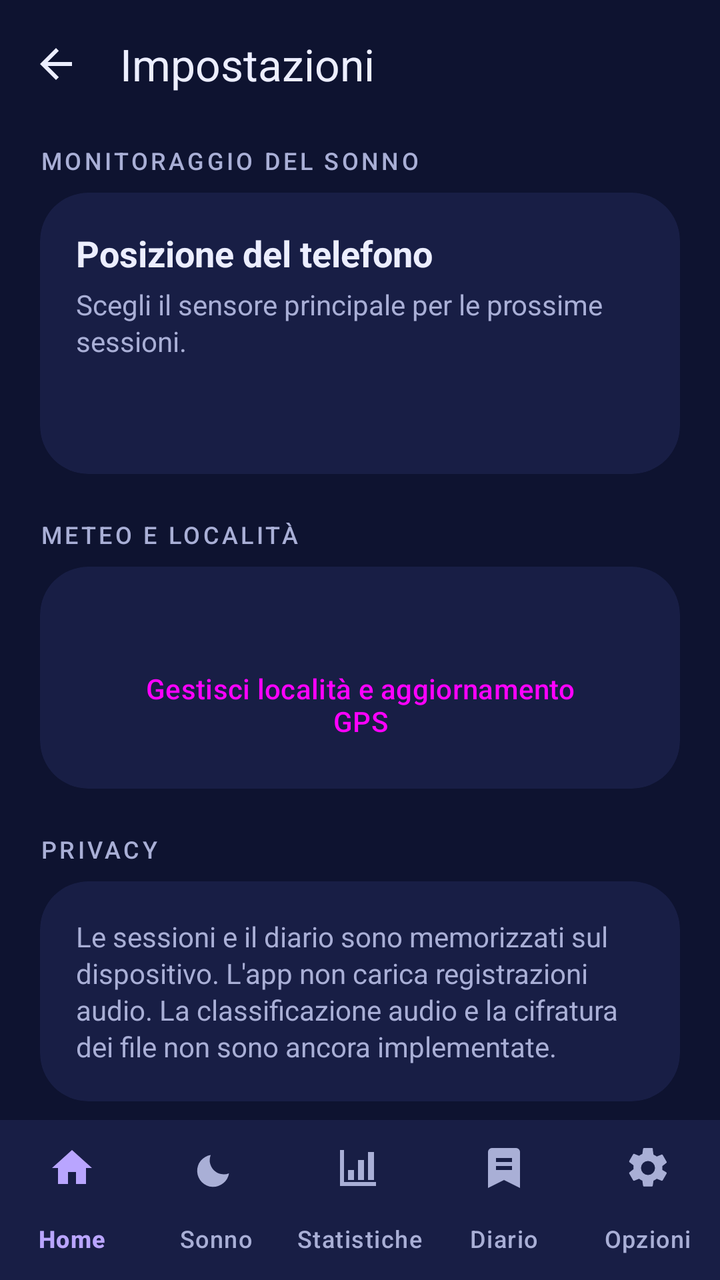
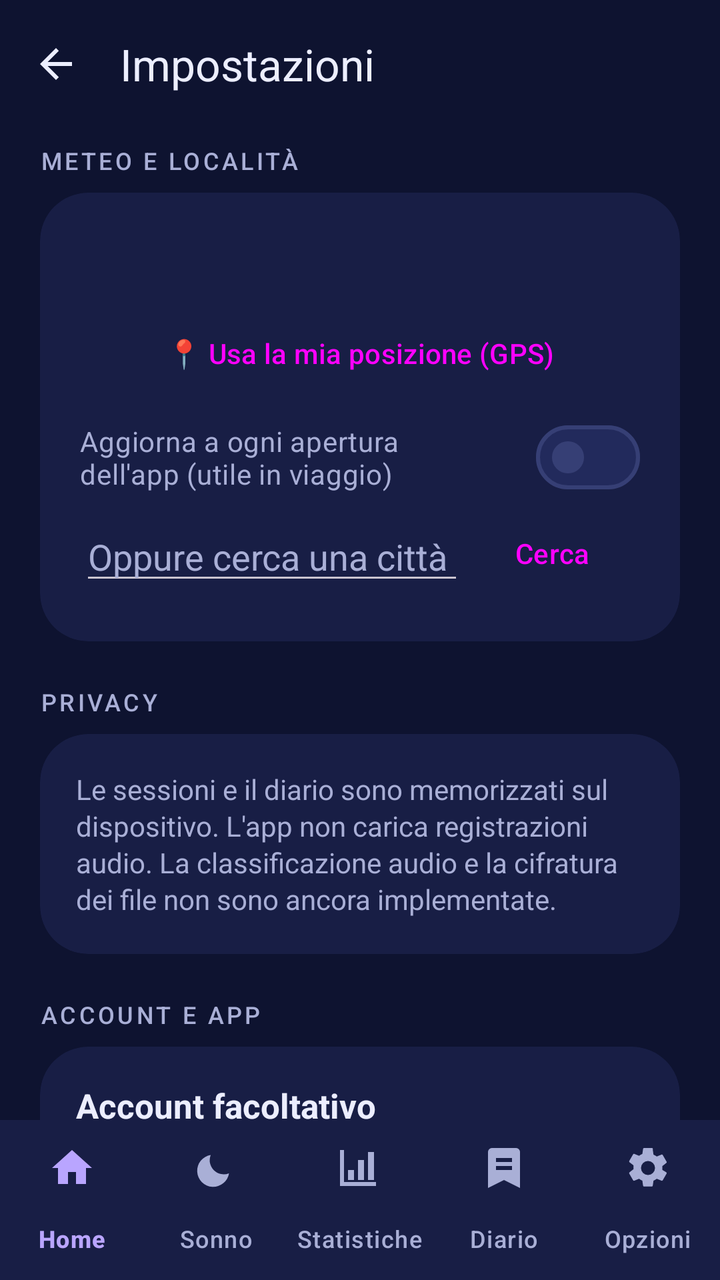

An Android layout rendered at two revisions. The XML below is the earlier revision; the diff shows what the commit changed to produce the second picture.
<!-- AndroidManifest.xml: application theme Theme.Svegliami -->
<!-- res/layout/activity_settings.xml -->
<?xml version="1.0" encoding="utf-8"?>
<LinearLayout xmlns:android="http://schemas.android.com/apk/res/android"
    xmlns:app="http://schemas.android.com/apk/res-auto"
    android:layout_width="match_parent"
    android:layout_height="match_parent"
    android:background="@color/night_bg"
    android:orientation="vertical">

    <com.google.android.material.appbar.MaterialToolbar
        android:id="@+id/toolbar"
        android:layout_width="match_parent"
        android:layout_height="?attr/actionBarSize"
        app:navigationIcon="@drawable/ic_arrow_back"
        app:title="Impostazioni"
        app:titleTextColor="@color/on_surface" />

    <androidx.core.widget.NestedScrollView
        android:layout_width="match_parent"
        android:layout_height="0dp"
        android:layout_weight="1"
        android:clipToPadding="false"
        android:paddingBottom="16dp">

        <LinearLayout
            android:layout_width="match_parent"
            android:layout_height="wrap_content"
            android:orientation="vertical"
            android:paddingStart="20dp"
            android:paddingTop="8dp"
            android:paddingEnd="20dp">

            <TextView style="@style/Svegliami.Overline" android:layout_width="wrap_content" android:layout_height="wrap_content" android:text="MONITORAGGIO DEL SONNO" />
            <com.google.android.material.card.MaterialCardView
                android:layout_width="match_parent"
                android:layout_height="wrap_content"
                android:layout_marginTop="8dp"
                app:cardCornerRadius="24dp">
                <LinearLayout android:layout_width="match_parent" android:layout_height="wrap_content" android:orientation="vertical" android:padding="18dp">
                    <TextView android:layout_width="match_parent" android:layout_height="wrap_content" android:text="Posizione del telefono" android:textColor="@color/on_surface" android:textSize="18sp" android:textStyle="bold" />
                    <TextView android:layout_width="match_parent" android:layout_height="wrap_content" android:layout_marginTop="4dp" android:text="Scegli il sensore principale per le prossime sessioni." style="@style/Svegliami.Body" />
                    <com.google.android.material.button.MaterialButtonToggleGroup
                        android:id="@+id/settingsSleepMode"
                        android:layout_width="match_parent"
                        android:layout_height="wrap_content"
                        android:layout_marginTop="12dp"
                        app:selectionRequired="true"
                        app:singleSelection="true">
                        <Button android:id="@+id/settingsModeNightstand" style="@style/Widget.Material3.Button.OutlinedButton" android:layout_width="0dp" android:layout_height="wrap_content" android:layout_weight="1" android:text="Comodino" />
                        <Button android:id="@+id/settingsModeMattress" style="@style/Widget.Material3.Button.OutlinedButton" android:layout_width="0dp" android:layout_height="wrap_content" android:layout_weight="1" android:text="Materasso" />
                    </com.google.android.material.button.MaterialButtonToggleGroup>
                    <TextView android:id="@+id/tvTrackingDescription" style="@style/Svegliami.Body" android:layout_width="match_parent" android:layout_height="wrap_content" android:layout_marginTop="8dp" />
                </LinearLayout>
            </com.google.android.material.card.MaterialCardView>

            <TextView style="@style/Svegliami.Overline" android:layout_width="wrap_content" android:layout_height="wrap_content" android:layout_marginTop="22dp" android:text="METEO E LOCALITÀ" />
            <com.google.android.material.card.MaterialCardView android:layout_width="match_parent" android:layout_height="wrap_content" android:layout_marginTop="8dp" app:cardCornerRadius="24dp">
                <LinearLayout android:layout_width="match_parent" android:layout_height="wrap_content" android:orientation="vertical" android:padding="18dp">
                    <TextView android:id="@+id/tvSettingsLocation" style="@style/Svegliami.Body" android:layout_width="match_parent" android:layout_height="wrap_content" />
                    <Button android:id="@+id/btnOpenLocationSettings" style="@style/Widget.Material3.Button.OutlinedButton" android:layout_width="match_parent" android:layout_height="wrap_content" android:layout_marginTop="8dp" android:text="Gestisci località e aggiornamento GPS" />
                </LinearLayout>
            </com.google.android.material.card.MaterialCardView>

            <TextView style="@style/Svegliami.Overline" android:layout_width="wrap_content" android:layout_height="wrap_content" android:layout_marginTop="22dp" android:text="PRIVACY" />
            <com.google.android.material.card.MaterialCardView android:layout_width="match_parent" android:layout_height="wrap_content" android:layout_marginTop="8dp" app:cardCornerRadius="24dp">
                <TextView style="@style/Svegliami.Body" android:layout_width="match_parent" android:layout_height="wrap_content" android:padding="18dp" android:text="Le sessioni e il diario sono memorizzati sul dispositivo. L'app non carica registrazioni audio. La classificazione audio e la cifratura dei file non sono ancora implementate." />
            </com.google.android.material.card.MaterialCardView>

            <TextView style="@style/Svegliami.Overline" android:layout_width="wrap_content" android:layout_height="wrap_content" android:layout_marginTop="22dp" android:text="ACCOUNT E APP" />
            <com.google.android.material.card.MaterialCardView android:layout_width="match_parent" android:layout_height="wrap_content" android:layout_marginTop="8dp" app:cardCornerRadius="24dp">
                <LinearLayout android:layout_width="match_parent" android:layout_height="wrap_content" android:orientation="vertical" android:padding="18dp">
                    <TextView android:layout_width="match_parent" android:layout_height="wrap_content" android:text="Account facoltativo" android:textColor="@color/on_surface" android:textSize="17sp" android:textStyle="bold" />
                    <TextView style="@style/Svegliami.Body" android:layout_width="match_parent" android:layout_height="wrap_content" android:layout_marginTop="4dp" android:text="Accesso e sincronizzazione non sono ancora disponibili. Svegliami continua a funzionare localmente." />
                    <TextView android:id="@+id/tvSettingsVersion" style="@style/Svegliami.Body" android:layout_width="match_parent" android:layout_height="wrap_content" android:layout_marginTop="12dp" />
                </LinearLayout>
            </com.google.android.material.card.MaterialCardView>
        </LinearLayout>
    </androidx.core.widget.NestedScrollView>

    <com.google.android.material.bottomnavigation.BottomNavigationView
        android:id="@+id/bottomNavigation"
        android:layout_width="match_parent"
        android:layout_height="wrap_content"
        android:backgroundTint="@color/surface"
        app:itemIconTint="@color/nav_item_tint"
        app:itemTextColor="@color/nav_item_tint"
        app:labelVisibilityMode="labeled"
        app:menu="@menu/menu_bottom_nav" />
</LinearLayout>
<!-- resources referenced by this layout -->
<resources>
  <color name="night_bg">#0E1330</color>
  <color name="on_surface">#ECEEFF</color>
  <color name="surface">#181E45</color>
  <!-- drawable ic_arrow_back (drawable) -->
  <vector xmlns:android="http://schemas.android.com/apk/res/android"
      android:width="24dp" android:height="24dp" android:viewportWidth="24" android:viewportHeight="24"
      android:autoMirrored="true">
      <path android:fillColor="#FFECEEFF" android:pathData="M20,11H7.83l5.59,-5.59L12,4l-8,8 8,8 1.41,-1.41L7.83,13H20v-2z" />
  </vector>
  <style name="Svegliami.Body" parent="">
          <item name="android:textSize">14sp</item>
          <item name="android:textColor">@color/on_surface_variant</item>
          <item name="android:lineSpacingExtra">2dp</item>
      </style>
  <style name="Svegliami.Overline" parent="">
          <item name="android:textSize">12sp</item>
          <item name="android:letterSpacing">0.12</item>
          <item name="android:textAllCaps">true</item>
          <item name="android:fontFamily">sans-serif-medium</item>
          <item name="android:textColor">@color/on_surface_variant</item>
      </style>
  <style name="Theme.Svegliami" parent="Base.Theme.Svegliami" />
  <color name="on_surface_variant">#A9AFD6</color>
  <color name="primary">#FFB86B</color>
  <color name="on_primary">#3A2000</color>
  <color name="primary_container">#4F3414</color>
  <color name="on_primary_container">#FFDDB8</color>
  <color name="secondary">#8AB4FF</color>
  <color name="on_secondary">#00224D</color>
  <color name="secondary_container">#1F3A66</color>
  <color name="on_secondary_container">#D6E3FF</color>
  <color name="tertiary">#B9A5FF</color>
  <color name="on_tertiary">#20125A</color>
  <color name="tertiary_container">#33296B</color>
  <color name="on_tertiary_container">#E8DEFF</color>
  <color name="error">#FF8A80</color>
  <color name="error_container">#4A1F2B</color>
  <color name="on_error_container">#FFDAD6</color>
  <color name="surface_high">#222A5C</color>
  <color name="outline">#363F75</color>
  <style name="Svegliami.Card" parent="Widget.Material3.CardView.Filled">
          <item name="cardBackgroundColor">@color/surface</item>
          <item name="cardCornerRadius">24dp</item>
          <item name="cardElevation">0dp</item>
          <item name="strokeWidth">0dp</item>
      </style>
  <!-- unchanged entries left out for length: 1 -->
</resources>

<!-- the commit's change to res/layout/activity_settings.xml (unified diff, before → after) -->
@@ -29,34 +29,65 @@
             android:paddingTop="8dp"
             android:paddingEnd="20dp">
 
-            <TextView style="@style/Svegliami.Overline" android:layout_width="wrap_content" android:layout_height="wrap_content" android:text="MONITORAGGIO DEL SONNO" />
+            <TextView style="@style/Svegliami.Overline" android:layout_width="wrap_content" android:layout_height="wrap_content" android:text="METEO E LOCALITÀ" />
             <com.google.android.material.card.MaterialCardView
                 android:layout_width="match_parent"
                 android:layout_height="wrap_content"
                 android:layout_marginTop="8dp"
                 app:cardCornerRadius="24dp">
-                <LinearLayout android:layout_width="match_parent" android:layout_height="wrap_content" android:orientation="vertical" android:padding="18dp">
-                    <TextView android:layout_width="match_parent" android:layout_height="wrap_content" android:text="Posizione del telefono" android:textColor="@color/on_surface" android:textSize="18sp" android:textStyle="bold" />
-                    <TextView android:layout_width="match_parent" android:layout_height="wrap_content" android:layout_marginTop="4dp" android:text="Scegli il sensore principale per le prossime sessioni." style="@style/Svegliami.Body" />
-                    <com.google.android.material.button.MaterialButtonToggleGroup
-                        android:id="@+id/settingsSleepMode"
+
+                <LinearLayout
+                    android:layout_width="match_parent"
+                    android:layout_height="wrap_content"
+                    android:orientation="vertical"
+                    android:padding="20dp">
+
+                    <TextView
+                        android:id="@+id/tvPlace"
+                        android:layout_width="wrap_content"
+                        android:layout_height="wrap_content"
+                        android:textColor="@color/on_surface"
+                        android:textSize="18sp" />
+
+                    <Button
+                        android:id="@+id/btnGps"
+                        style="@style/Widget.Material3.Button.TonalButton"
                         android:layout_width="match_parent"
                         android:layout_height="wrap_content"
                         android:layout_marginTop="12dp"
-                        app:selectionRequired="true"
-                        app:singleSelection="true">
-                        <Button android:id="@+id/settingsModeNightstand" style="@style/Widget.Material3.Button.OutlinedButton" android:layout_width="0dp" android:layout_height="wrap_content" android:layout_weight="1" android:text="Comodino" />
-                        <Button android:id="@+id/settingsModeMattress" style="@style/Widget.Material3.Button.OutlinedButton" android:layout_width="0dp" android:layout_height="wrap_content" android:layout_weight="1" android:text="Materasso" />
-                    </com.google.android.material.button.MaterialButtonToggleGroup>
-                    <TextView android:id="@+id/tvTrackingDescription" style="@style/Svegliami.Body" android:layout_width="match_parent" android:layout_height="wrap_content" android:layout_marginTop="8dp" />
-                </LinearLayout>
-            </com.google.android.material.card.MaterialCardView>
+                        android:text="📍 Usa la mia posizione (GPS)" />
 
-            <TextView style="@style/Svegliami.Overline" android:layout_width="wrap_content" android:layout_height="wrap_content" android:layout_marginTop="22dp" android:text="METEO E LOCALITÀ" />
-            <com.google.android.material.card.MaterialCardView android:layout_width="match_parent" android:layout_height="wrap_content" android:layout_marginTop="8dp" app:cardCornerRadius="24dp">
-                <LinearLayout android:layout_width="match_parent" android:layout_height="wrap_content" android:orientation="vertical" android:padding="18dp">
-                    <TextView android:id="@+id/tvSettingsLocation" style="@style/Svegliami.Body" android:layout_width="match_parent" android:layout_height="wrap_content" />
-                    <Button android:id="@+id/btnOpenLocationSettings" style="@style/Widget.Material3.Button.OutlinedButton" android:layout_width="match_parent" android:layout_height="wrap_content" android:layout_marginTop="8dp" android:text="Gestisci località e aggiornamento GPS" />
+                    <com.google.android.material.materialswitch.MaterialSwitch
+                        android:id="@+id/swAutoLoc"
+                        android:layout_width="match_parent"
+                        android:layout_height="wrap_content"
+                        android:layout_marginTop="4dp"
+                        android:text="Aggiorna a ogni apertura dell'app (utile in viaggio)"
+                        android:textColor="@color/on_surface_variant" />
+
+                    <LinearLayout
+                        android:layout_width="match_parent"
+                        android:layout_height="wrap_content"
+                        android:gravity="center_vertical"
+                        android:orientation="horizontal">
+
+                        <EditText
+                            android:id="@+id/etCity"
+                            android:layout_width="0dp"
+                            android:layout_height="wrap_content"
+                            android:layout_weight="1"
+                            android:hint="Oppure cerca una città"
+                            android:inputType="textCapWords"
+                            android:textColor="@color/on_surface"
+                            android:textColorHint="@color/on_surface_variant" />
+
+                        <Button
+                            android:id="@+id/btnSearch"
+                            style="@style/Widget.Material3.Button.TextButton"
+                            android:layout_width="wrap_content"
+                            android:layout_height="wrap_content"
+                            android:text="Cerca" />
+                    </LinearLayout>
                 </LinearLayout>
             </com.google.android.material.card.MaterialCardView>
 
